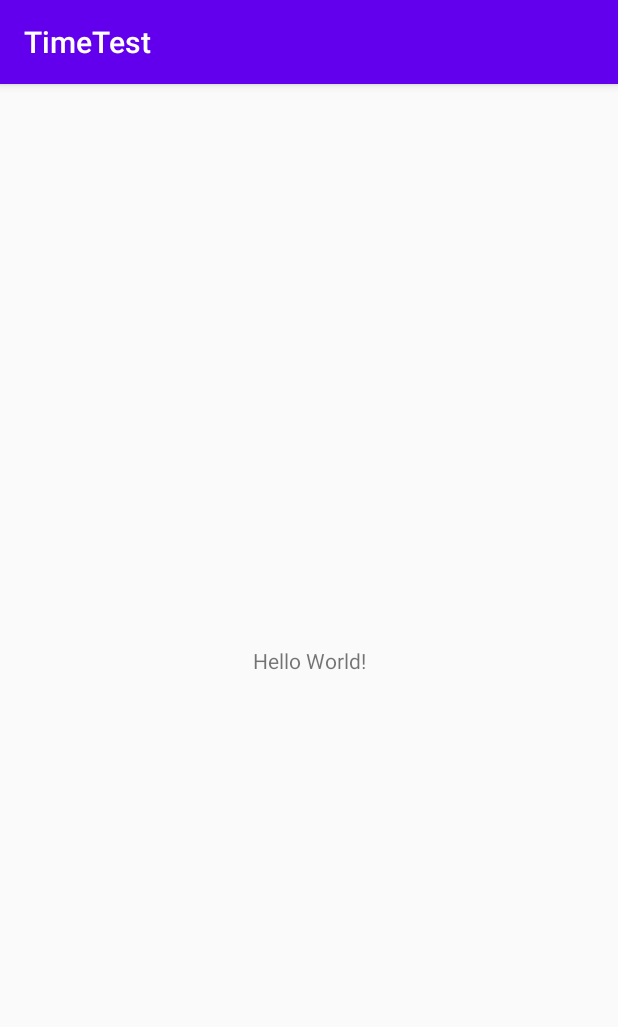
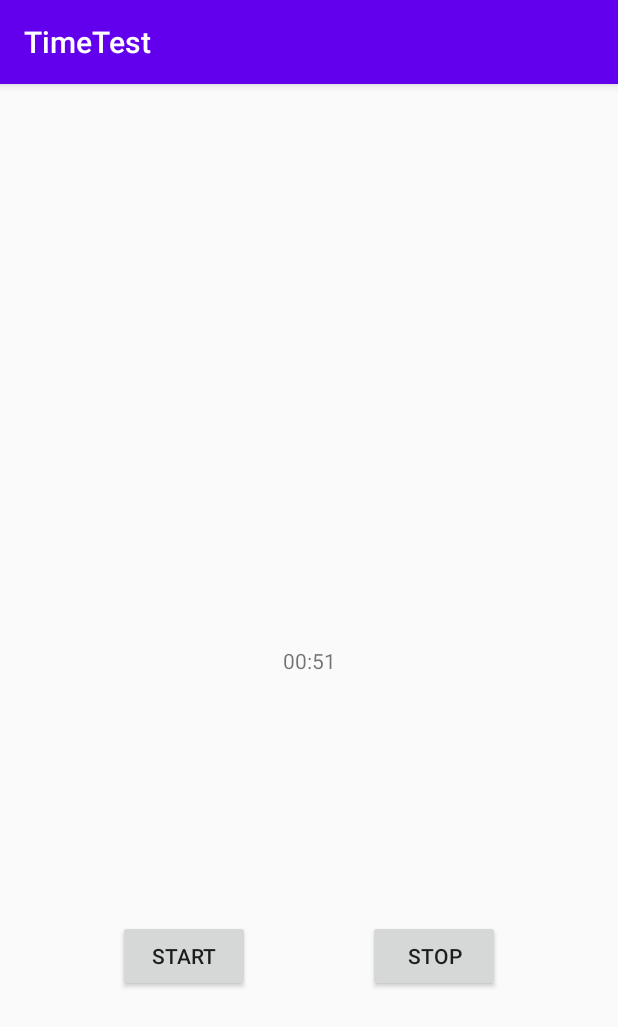
Before and after one commit to tlud/TestForAlarmApp, an Android app: the screen it shows after launch (MainActivity), on a phone screen of 412 x 824 dp. Shown: the top 1027 px of the screen. Run offline under Robolectric (Android 15) with nearby library versions, the phone set to English and light mode, and no system bars.

Commit message:
カウントダウン機能・カウントダウン終了後の自動画面遷移機能

```diff
--- a/app/src/main/AndroidManifest.xml
+++ b/app/src/main/AndroidManifest.xml
@@ -9,6 +9,7 @@
         android:roundIcon="@mipmap/ic_launcher_round"
         android:supportsRtl="true"
         android:theme="@style/AppTheme">
+        <activity android:name=".Fail"></activity>
         <activity android:name=".MainActivity">
             <intent-filter>
                 <action android:name="android.intent.action.MAIN" />
--- a/app/src/main/java/io/github/tlud/timetest/MainActivity.java
+++ b/app/src/main/java/io/github/tlud/timetest/MainActivity.java
@@ -1,14 +1,74 @@
 package io.github.tlud.timetest;
 
+//AndroidX
 import androidx.appcompat.app.AppCompatActivity;
+//import android.support.v7.app.AppCompatActivity;
 
+import android.content.Intent;
+import android.os.Handler;
 import android.os.Bundle;
+import android.util.Log;
+import android.view.View;
+import android.widget.Button;
+import android.widget.TextView;
+
+import java.text.SimpleDateFormat;
+import java.util.Locale;
 
 public class MainActivity extends AppCompatActivity {
 
+    private Handler handler = new Handler();
+//    private Handler activityHandler = new Handler();
+
+//    private Runnable startActivityRunnable;
+
+    private Runnable runnable = new Runnable() {
+        @Override
+        public void run() {
+            count++;
+//            Log.d("count", String.valueOf(count));
+            timerText.setText(dataFormat.
+                    format(initTime - count*period));
+            handler.postDelayed(this, period);
+        }
+    };
+
+    private TextView timerText;
+    private SimpleDateFormat dataFormat =
+            new SimpleDateFormat("mm:ss", Locale.JAPAN);
+
+    private int count, period, initTime;
+//    private int period;
     @Override
     protected void onCreate(Bundle savedInstanceState) {
         super.onCreate(savedInstanceState);
         setContentView(R.layout.activity_main);
+
+        count = 0;
+        period = 1000;
+        initTime = 1 *60 * 1000;
+
+        timerText = findViewById(R.id.timer);
+        timerText.setText(dataFormat.format(0));
+
+        handler.post(runnable);
+        new Handler().postDelayed(new Runnable() {
+            @Override
+            public void run() {
+                Intent intent_fail = new Intent(getApplication(), Fail.class);
+                startActivity(intent_fail);
+            }
+        }, initTime);
+
+        // タイマー終了
+        Button stopButton = findViewById(R.id.stop_button);
+        stopButton.setOnClickListener(new View.OnClickListener(){
+            @Override
+            public void onClick(View v) {
+                handler.removeCallbacks(runnable);
+                timerText.setText(dataFormat.format(0));
+                count = 0;
+            }
+        });
     }
 }
--- a/app/src/main/res/layout/activity_main.xml
+++ b/app/src/main/res/layout/activity_main.xml
@@ -7,6 +7,7 @@
     tools:context=".MainActivity">
 
     <TextView
+        android:id="@+id/timer"
         android:layout_width="wrap_content"
         android:layout_height="wrap_content"
         android:text="Hello World!"
@@ -15,4 +16,26 @@
         app:layout_constraintRight_toRightOf="parent"
         app:layout_constraintTop_toTopOf="parent" />
 
+    <Button
+        android:id="@+id/start_button"
+        android:layout_width="wrap_content"
+        android:layout_height="wrap_content"
+        android:text="Start"
+        app:layout_constraintBottom_toBottomOf="parent"
+        app:layout_constraintEnd_toStartOf="@+id/stop_button"
+        app:layout_constraintHorizontal_bias="0.5"
+        app:layout_constraintStart_toStartOf="parent"
+        app:layout_constraintTop_toBottomOf="@+id/timer" />
+
+    <Button
+        android:id="@+id/stop_button"
+        android:layout_width="wrap_content"
+        android:layout_height="wrap_content"
+        android:text="Stop"
+        app:layout_constraintBottom_toBottomOf="parent"
+        app:layout_constraintEnd_toEndOf="parent"
+        app:layout_constraintHorizontal_bias="0.5"
+        app:layout_constraintStart_toEndOf="@+id/start_button"
+        app:layout_constraintTop_toBottomOf="@+id/timer" />
+
 </androidx.constraintlayout.widget.ConstraintLayout>
```
Also changed, not shown: app/src/main/java/io/github/tlud/timetest/Fail.java (added, +14 -0 lines), app/src/main/res/layout/activity_fail.xml (added, +9 -0 lines).
